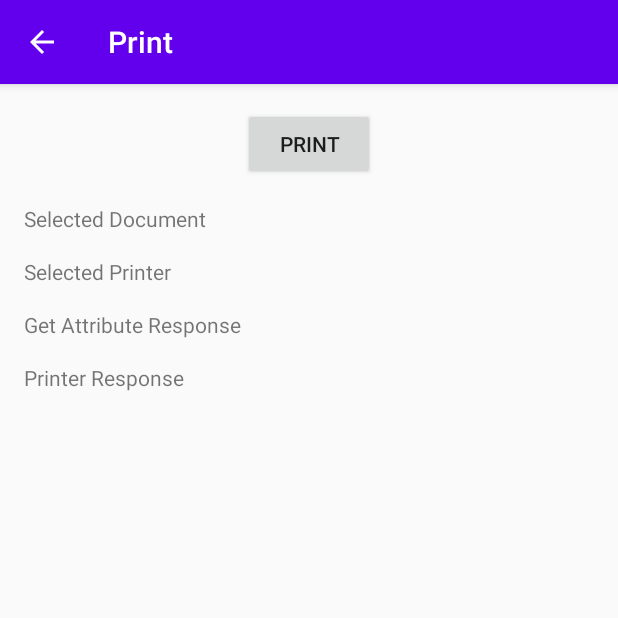
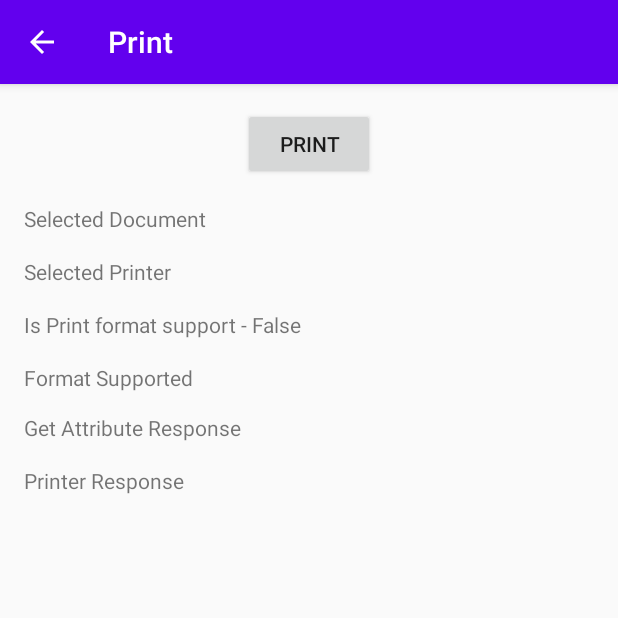
Before and after one commit to vaibhavnerleiristechsys/CustomePrintService, an Android app: the PrintActivity screen opened directly, with no data from a screen before it, after a tap on "PRINT", on a phone screen of 412 x 824 dp, the top half of it. Run offline under Robolectric (Android 15) with nearby library versions, the phone set to English and light mode, and no system bars; libraries missing offline, so code that uses them is left out: com.hp.jipp; 20 statements that could not run were skipped.

Commit message:
is Printing supported of not showed in textView

```diff
--- a/app/build.gradle
+++ b/app/build.gradle
@@ -20,7 +20,7 @@ android {
         targetSdkVersion 30
         versionCode 1
         versionName "1.0"
-
+        archivesBaseName = "IPP Print Demo"
         testInstrumentationRunner "androidx.test.runner.AndroidJUnitRunner"
     }
 
--- a/app/src/main/java/com/example/customeprintservice/jipp/PrintActivity.kt
+++ b/app/src/main/java/com/example/customeprintservice/jipp/PrintActivity.kt
@@ -8,6 +8,7 @@ import android.content.IntentFilter
 import android.net.Uri
 import android.os.Bundle
 import android.util.Log
+import android.widget.Toast
 import androidx.appcompat.app.AppCompatActivity
 import com.example.customeprintservice.R
 import kotlinx.android.synthetic.main.activity_print.*
@@ -18,7 +19,9 @@ class PrintActivity : AppCompatActivity() {
 
     val printUtils = PrintUtils()
     var bundle: Bundle = Bundle()
+    var attributesUtils = AttributesUtils()
 
+    var uri:URI? = null
     @SuppressLint("SetTextI18n")
     override fun onCreate(savedInstanceState: Bundle?) {
         super.onCreate(savedInstanceState)
@@ -34,24 +37,58 @@ class PrintActivity : AppCompatActivity() {
             val selectedFile: String? = bundle.getString("selectedFile")
             val ipAddress: String? = bundle.getString("ipAddress")
             val printerName: String? = bundle.getString("printerName")
+            val formatSupported: String? = bundle.getString("formatSupported")
+
             txtDignosticInfo.text = bundle.getString("printerAttribute")
-            txtPrinterActivitySelectedDocument.text = "Selected Document - ${selectedFile.toString()}"
+            txtPrinterActivitySelectedDocument.text =
+                "Selected Document - ${selectedFile.toString()}"
             txtPrinterActivityPrinterName.text = "Printer Name - ${printerName.toString()}"
+            txtPrinterActivityFormatSupported.text =
+                "format Supported -${formatSupported.toString()}"
 
-            Log.i("printer", "selected file-->$selectedFile ipAddress-->-$ipAddress")
+            Log.i("printer", "printer Format Support in print activity-->$formatSupported")
+            Log.i("printer", "printer attribute in print activity->"+bundle.getString("printerAttribute"))
         }
+        uri = URI.create("http://" + bundle.getString("ipAddress") + "/" + "ipp/print")
+        Log.i("printer", "uri1---->$uri")
+
         btnPrint.setOnClickListener {
-            val uri = URI.create("http://" + bundle.getString("ipAddress") + "/" + "ipp/print")
             val uri1 = Uri.parse(bundle.getString("selectedFile"))
-            Log.i("printer", "uri1---->$uri")
-
             val file: File = File(bundle.getString("selectedFile")!!)
-
             printUtils.print(uri, file, this@PrintActivity)
         }
+        val file: File = File(bundle.getString("selectedFile")!!)
+        val inputFile = File(file.absolutePath)
+
+
+        val fileName: String = inputFile.name
+        var format: String? =  null
+
+        if (fileName.contains(".")) {
+            format = PrintUtils.extensionTypes[fileName.substring(fileName.lastIndexOf(".") + 1)
+                .toLowerCase()]
+            Log.i("printer", "format--->$format")
+        }
+        val att: List<String> =
+            attributesUtils.getAttributesForPrintUtils(uri, this@PrintActivity)
+        try {
+            Thread.sleep(1000)
+        } catch (e: InterruptedException) {
+        }
+        Log.i("printer", "att lst--->${att.toString()}")
+
+        if(att.contains(format?.trim())){
+            txtPrinterActivityIsPrintSupported.text = "Is Print format support - True"
+            Toast.makeText(this@PrintActivity,"File is Supported to Print",Toast.LENGTH_LONG).show()
+        }else{
+            txtPrinterActivityIsPrintSupported.text = "Is Print format support - False"
+            Toast.makeText(this@PrintActivity,"File is Not Supported ",Toast.LENGTH_LONG).show()
+        }
+
+
 
         val filter = IntentFilter()
-        filter.addAction("com.example.CUSTOM_INTENT")
+        filter.addAction("com.example.PRINT_RESPONSE")
         val receiver = broadcastReceiver
         registerReceiver(receiver, filter)
     }
--- a/app/src/main/java/com/example/customeprintservice/jipp/PrintUtils.java
+++ b/app/src/main/java/com/example/customeprintservice/jipp/PrintUtils.java
@@ -29,7 +29,7 @@ public class PrintUtils {
     private final static String FORMAT_PDF = "application/pdf";
     private final static IppClientTransport transport = new HttpIppClientTransport();
     private final static String CMD_NAME = "jprint";
-    private final static Map<String, String> extensionTypes = new HashMap<String, String>() {{
+    protected final static Map<String, String> extensionTypes = new HashMap<String, String>() {{
         put("pdf", FORMAT_PDF);
         put("pclm", "application/PCLm");
         put("pwg", "image/pwg-raster");
@@ -98,13 +98,13 @@ public class PrintUtils {
                         IppPacketData request = new IppPacketData(printRequest, new FileInputStream(inputFile));
                         IppPacketData response = transport.sendData(uri, request);
                         Intent intent =
-                                new Intent("com.example.CUSTOM_INTENT")
+                                new Intent("com.example.PRINT_RESPONSE")
                                         .putExtra("getMessage", response.toString());
                         context.sendBroadcast(intent);
                         Log.i("printer", "Received ------>>>" + response.getPacket().prettyPrint(100, "  "));
                     } catch (Exception e) {
                         Intent intent =
-                                new Intent("com.example.CUSTOM_INTENT")
+                                new Intent("com.example.PRINT_RESPONSE")
                                         .putExtra("getMessage", e.toString());
                         context.sendBroadcast(intent);
                     }
--- a/app/src/main/res/layout/activity_print.xml
+++ b/app/src/main/res/layout/activity_print.xml
@@ -45,17 +45,37 @@
         app:layout_constraintTop_toBottomOf="@+id/txtPrinterActivitySelectedDocument" />
 
     <TextView
+        android:id="@+id/txtPrinterActivityIsPrintSupported"
+        android:layout_width="0dp"
+        android:layout_height="wrap_content"
+        android:layout_marginTop="16dp"
+        android:text="@string/is_print_supported"
+        app:layout_constraintEnd_toEndOf="@+id/txtPrinterActivityPrinterName"
+        app:layout_constraintStart_toStartOf="@+id/txtPrinterActivityPrinterName"
+        app:layout_constraintTop_toBottomOf="@+id/txtPrinterActivityPrinterName" />
+
+    <TextView
+        android:id="@+id/txtPrinterActivityFormatSupported"
+        android:layout_width="0dp"
+        android:layout_height="wrap_content"
+        android:layout_marginTop="16dp"
+        android:text="@string/format_supported"
+        app:layout_constraintEnd_toEndOf="@+id/txtPrinterActivityIsPrintSupported"
+        app:layout_constraintStart_toStartOf="@+id/txtPrinterActivityIsPrintSupported"
+        app:layout_constraintTop_toBottomOf="@+id/txtPrinterActivityIsPrintSupported" />
+
+    <TextView
         android:id="@+id/txtDignosticInfo"
         android:layout_width="0dp"
         android:layout_height="wrap_content"
         android:layout_marginStart="16dp"
-        android:layout_marginTop="16dp"
+        android:layout_marginTop="14dp"
         android:layout_marginEnd="16dp"
         android:text="@string/get_attribute_response"
         app:layout_constraintEnd_toEndOf="parent"
         app:layout_constraintHorizontal_bias="0.0"
         app:layout_constraintStart_toStartOf="parent"
-        app:layout_constraintTop_toBottomOf="@+id/txtPrinterActivityPrinterName" />
+        app:layout_constraintTop_toBottomOf="@+id/txtPrinterActivityFormatSupported" />
 
     <TextView
         android:id="@+id/txtPrinterResponse"
--- a/app/src/main/res/values/strings.xml
+++ b/app/src/main/res/values/strings.xml
@@ -1,5 +1,5 @@
 <resources>
-    <string name="app_name">CustomePrintService</string>
+    <string name="app_name">IPP Print Demo</string>
     <string name="select_document">Select Document</string>
     <string name="path">Path - </string>
     <string name="next">Next</string>
@@ -14,4 +14,6 @@
     <string name="selected_document">Selected Document</string>
     <string name="selected_printer">Selected Printer</string>
     <string name="Ok">Ok</string>
+    <string name="format_supported">Format Supported</string>
+    <string name="is_print_supported">Is Print Supported</string>
 </resources>
```
Also changed, not shown: app/src/main/java/com/example/customeprintservice/jipp/AttributesUtils.java (+13 -6 lines), app/src/main/java/com/example/customeprintservice/jipp/MainActivity.kt (+10 -1 lines), app/src/main/java/com/example/customeprintservice/jipp/PrinterDiscoveryActivity.kt (+19 -6 lines).
